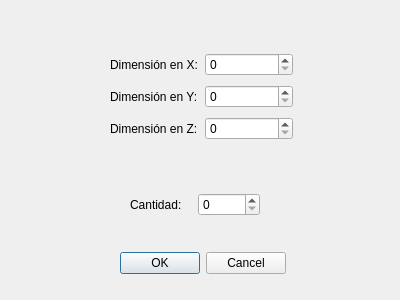
amsantosr/ContainerApp, file dialogaddbox.ui: the form before one commit.
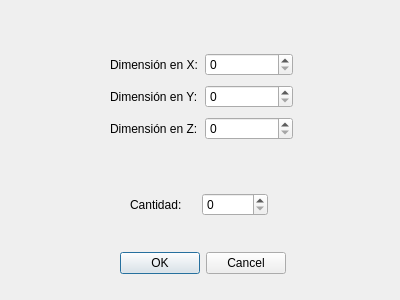
The form after the commit.

The edit to the form file:
```diff
--- a/dialogaddbox.ui
+++ b/dialogaddbox.ui
@@ -77,7 +77,7 @@
     <rect>
      <x>130</x>
      <y>190</y>
-     <width>130</width>
+     <width>138</width>
      <height>29</height>
     </rect>
    </property>
@@ -92,7 +92,7 @@
     <item>
      <widget class="QSpinBox" name="spinBoxCantidad">
       <property name="maximum">
-       <number>999</number>
+       <number>9999</number>
       </property>
      </widget>
     </item>
```
Left out of the diff: 20 changed lines with no effect on the pictures.
